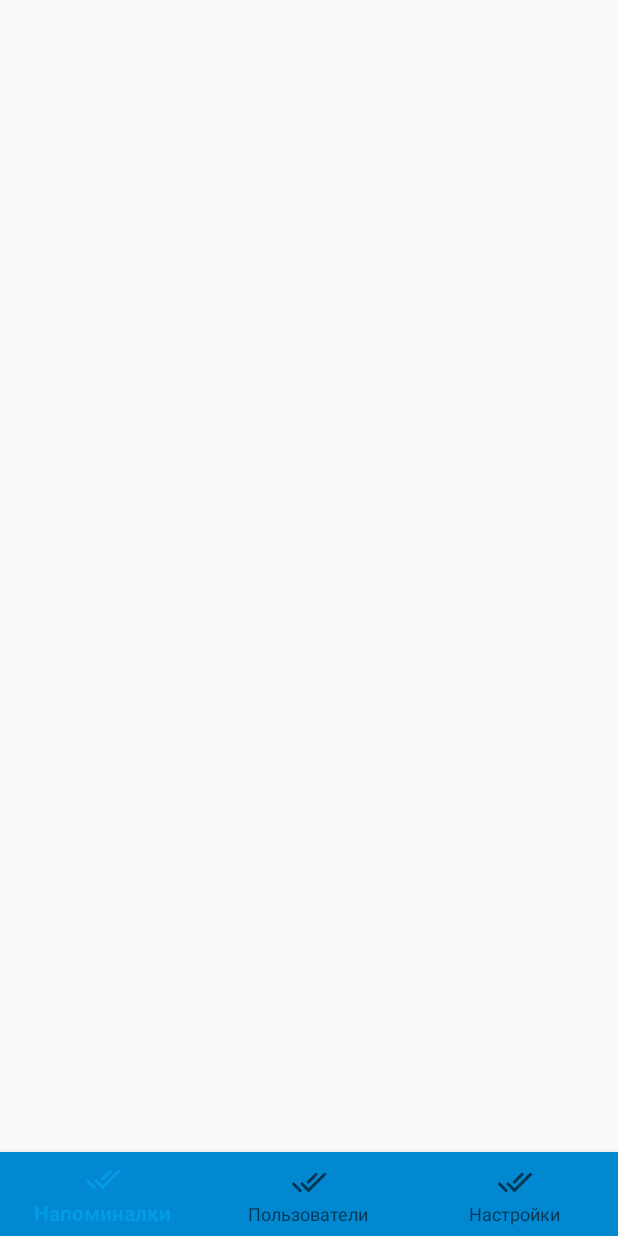
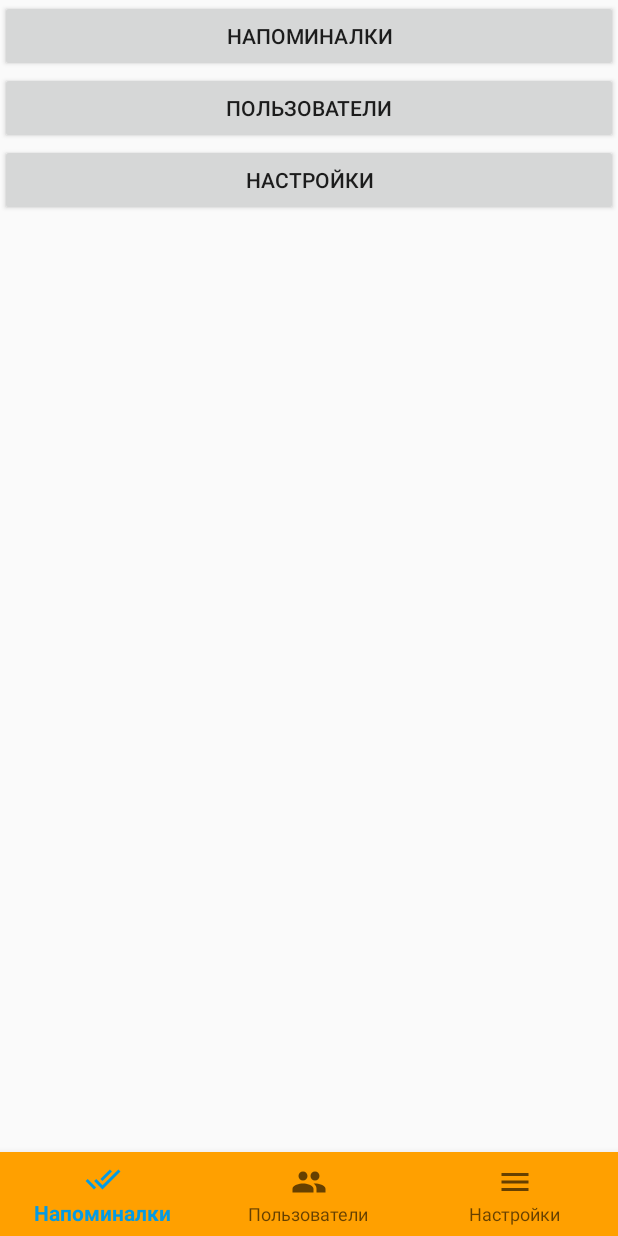
Before and after one commit to amavr/Femory.Test, an Android app: the screen it shows after launch once a user with an empty profile is signed in (MainActivity), on a phone screen of 412 x 824 dp. Run offline under Robolectric (Android 15) with nearby library versions, the phone set to English and light mode, and no system bars; our stand-ins replace Firebase (no records; nobody signed in at launch, a user with empty details on screens opened directly), navigation-ui.

Commit message:
Нижнее меню переключает экраны

```diff
--- a/app/src/main/java/com/amavr/femory/MainActivity.java
+++ b/app/src/main/java/com/amavr/femory/MainActivity.java
@@ -6,6 +6,7 @@ import androidx.appcompat.widget.Toolbar;
 import androidx.navigation.NavController;
 import androidx.navigation.Navigation;
 import androidx.navigation.ui.AppBarConfiguration;
+import androidx.navigation.ui.NavigationUI;
 
 import android.content.Intent;
 import android.os.Bundle;
@@ -17,6 +18,7 @@ import com.amavr.tools.XMem;
 import com.google.android.gms.auth.api.signin.GoogleSignInClient;
 import com.google.android.gms.tasks.OnCompleteListener;
 import com.google.android.gms.tasks.Task;
+import com.google.android.material.bottomnavigation.BottomNavigationView;
 import com.google.firebase.auth.FirebaseAuth;
 import com.google.firebase.auth.FirebaseUser;
 import com.google.firebase.iid.FirebaseInstanceId;
@@ -41,9 +43,9 @@ public class MainActivity extends AppCompatActivity {
             goToAuth();
         }
 
-//        NavController navController = Navigation.findNavController(this, R.id.nav_host_fragment);
-//        BottomNavigationView bottomNav = findViewById(R.id.bottom_nav);
-//        NavigationUI.setupWithNavController(bottomNav, navController);
+        NavController navController = Navigation.findNavController(this, R.id.navFragment);
+        BottomNavigationView bottomNav = findViewById(R.id.bottomNav);
+        NavigationUI.setupWithNavController(bottomNav, navController);
 
 //        btnTest = (Button)findViewById(R.id.btnTest);
 //        btnTest.setOnClickListener(new View.OnClickListener() {
--- /dev/null
+++ b/app/src/main/res/drawable/ic_group_black_24dp.xml
@@ -0,0 +1,5 @@
+<vector android:height="24dp" android:tint="#FFFFFF"
+    android:viewportHeight="24.0" android:viewportWidth="24.0"
+    android:width="24dp" xmlns:android="http://schemas.android.com/apk/res/android">
+    <path android:fillColor="#FF000000" android:pathData="M16,11c1.66,0 2.99,-1.34 2.99,-3S17.66,5 16,5c-1.66,0 -3,1.34 -3,3s1.34,3 3,3zM8,11c1.66,0 2.99,-1.34 2.99,-3S9.66,5 8,5C6.34,5 5,6.34 5,8s1.34,3 3,3zM8,13c-2.33,0 -7,1.17 -7,3.5L1,19h14v-2.5c0,-2.33 -4.67,-3.5 -7,-3.5zM16,13c-0.29,0 -0.62,0.02 -0.97,0.05 1.16,0.84 1.97,1.97 1.97,3.45L17,19h6v-2.5c0,-2.33 -4.67,-3.5 -7,-3.5z"/>
+</vector>
--- /dev/null
+++ b/app/src/main/res/drawable/ic_menu_black_24dp.xml
@@ -0,0 +1,5 @@
+<vector android:height="24dp" android:tint="#FFFFFF"
+    android:viewportHeight="24.0" android:viewportWidth="24.0"
+    android:width="24dp" xmlns:android="http://schemas.android.com/apk/res/android">
+    <path android:fillColor="#FF000000" android:pathData="M3,18h18v-2L3,16v2zM3,13h18v-2L3,11v2zM3,6v2h18L21,6L3,6z"/>
+</vector>
--- a/app/src/main/res/layout/activity_main.xml
+++ b/app/src/main/res/layout/activity_main.xml
@@ -18,22 +18,23 @@
 <!--        app:layout_constraintTop_toTopOf="parent"-->
 <!--        app:layout_constraintVertical_bias="0.023" />-->
 
-<!--    <fragment-->
-<!--        android:id="@+id/navFragment"-->
-<!--        android:name="androidx.navigation.fragment.NavHostFragment"-->
-<!--        android:layout_width="0dp"-->
-<!--        android:layout_height="wrap_content"-->
-<!--        app:defaultNavHost="true"-->
-<!--        app:layout_constraintEnd_toEndOf="parent"-->
-<!--        app:layout_constraintStart_toStartOf="parent"-->
-<!--        app:layout_constraintTop_toTopOf="parent"-->
-<!--        app:navGraph="@navigation/routes" />-->
+    <fragment
+        android:id="@+id/navFragment"
+        android:name="androidx.navigation.fragment.NavHostFragment"
+        android:layout_width="0dp"
+        android:layout_height="wrap_content"
+        app:defaultNavHost="true"
+        app:layout_constraintEnd_toEndOf="parent"
+        app:layout_constraintStart_toStartOf="parent"
+        app:layout_constraintTop_toTopOf="parent"
+        app:navGraph="@navigation/routes" />
 
     <com.google.android.material.bottomnavigation.BottomNavigationView
+        android:id="@+id/bottomNav"
         android:layout_width="0dp"
         android:layout_height="wrap_content"
         android:animationCache="true"
-        android:background="@color/colorPrimaryDark"
+        android:background="@color/colorAccent"
         app:layout_constraintBottom_toBottomOf="parent"
         app:layout_constraintEnd_toEndOf="parent"
         app:layout_constraintStart_toStartOf="parent"
--- a/app/src/main/res/menu/drawer_menu.xml
+++ b/app/src/main/res/menu/drawer_menu.xml
@@ -5,8 +5,8 @@
         android:icon="@drawable/ic_done_all_black_24dp"/>
     <item android:id="@+id/usersFragment"
         android:title="@string/users_name"
-        android:icon="@drawable/ic_done_all_black_24dp"/>
+        android:icon="@drawable/ic_group_black_24dp"/>
     <item android:id="@+id/optionsFragment"
         android:title="@string/options_name"
-        android:icon="@drawable/ic_done_all_black_24dp"/>
+        android:icon="@drawable/ic_menu_black_24dp"/>
 </menu>
```
